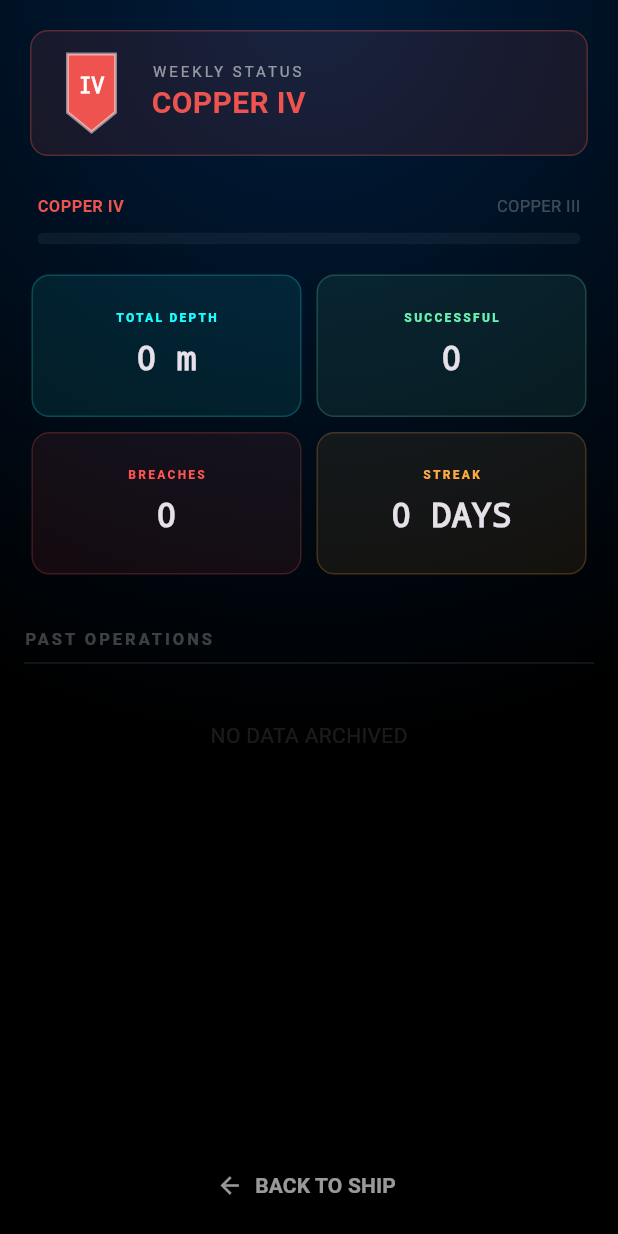
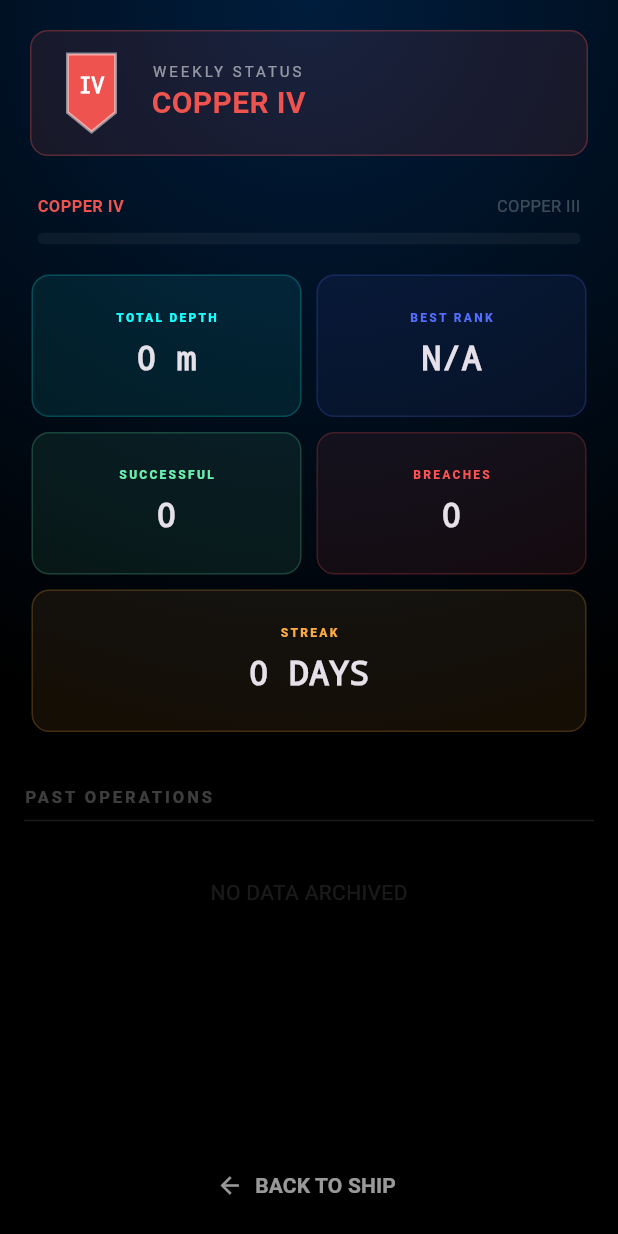
Before and after one commit to gwaibel37/Aquanimity, a Flutter app: the StatsScreen screen opened directly, on a phone screen of 412 x 824 dp. Run offline on Flutter 3.47's test engine with Material 3 defaults, Android fonts, the light colour scheme and no system bars; our stand-ins replace shared_preferences, sqflite, vibration; accounts and stored records are empty.

Commit message:
Fixed bugs n stuff

```diff
--- a/lib/main.dart
+++ b/lib/main.dart
@@ -77,7 +77,10 @@ class _MenuScreenState extends State<MenuScreen> {
     "This is my last resort.",
     "I am the one who dives.",
     "I hate sand, it's coarse and rough and irritating and it gets everywhere.",
-    "JERRY! JERRY! JERRY! JERRY!"
+    "JERRY! JERRY! JERRY! JERRY!",
+    "Why don't you get a job?",
+    "Gotta keep em' separated",
+    "Do you have the time?"
   ];
 
   @override
@@ -121,7 +124,7 @@ class _MenuScreenState extends State<MenuScreen> {
               child: Column(
                 crossAxisAlignment: CrossAxisAlignment.start,
                 children: [
-                  _helpSection(Icons.waves, 'Welcome to Aquanimity', 'Dive into the depths of the ocean in this underwater adventure game. Your goal is to explore the abyss and collect treasures while managing your oxygen and depth.', Colors.cyanAccent),
+                  _helpSection(Icons.waves, 'Welcome to Aquanimity', 'Dive into the depths of the ocean in this underwater adventure game. Your goal is to explore the abyss and collect treasures while practicing to stay off your devices.', Colors.cyanAccent),
                   const SizedBox(height: 20),
                   _helpSection(Icons.timer, 'Dive Duration', 'Set the duration of your dive in minutes. The longer you dive, the deeper you can go, but be careful - running out of oxygen ends your dive!', Colors.yellowAccent),
                   const SizedBox(height: 20),
--- a/lib/screens/stats_screen.dart
+++ b/lib/screens/stats_screen.dart
@@ -147,6 +147,9 @@ class _StatsScreenState extends State<StatsScreen> {
   @override
   Widget build(BuildContext context) {
     final currentRank = RankSystem.getRank(weeklyMeters);
+    final RankTier? bestRank = _resolveBestRank(currentRank);
+    final String bestRankLabel = bestRank != null ? "${bestRank.category} ${bestRank.subTier}" : "N/A";
+    final Color bestRankColor = bestRank?.color ?? Colors.indigoAccent;
 
     return Scaffold(
       body: AbyssalBackground(
@@ -166,12 +169,17 @@ class _StatsScreenState extends State<StatsScreen> {
                       Row(
                         children: [
                           Expanded(child: _buildStatCard("TOTAL DEPTH", "$totalDepth m", Colors.cyanAccent)),
-                          Expanded(child: _buildStatCard("SUCCESSFUL", "$success", Colors.greenAccent)),
+                          Expanded(child: _buildStatCard("BEST RANK", bestRankLabel, bestRankColor)),
                         ],
                       ),
                       Row(
                         children: [
+                          Expanded(child: _buildStatCard("SUCCESSFUL", "$success", Colors.greenAccent)),
                           Expanded(child: _buildStatCard("BREACHES", "$forfeit", Colors.redAccent)),
+                        ],
+                      ),
+                      Row(
+                        children: [
                           Expanded(child: _buildStatCard("STREAK", "$currentStreak DAYS", Colors.orangeAccent)),
                         ],
                       ),
@@ -261,6 +269,37 @@ class _StatsScreenState extends State<StatsScreen> {
     );
   }
 
+  RankTier? _rankTierFromLabel(String label) {
+    final normalized = label.trim();
+    for (final rank in RankSystem.levels) {
+      if ("${rank.category} ${rank.subTier}" == normalized) {
+        return rank;
+      }
+    }
+    return null;
+  }
+
+  RankTier? _resolveBestRank(RankTier currentRank) {
+    RankTier? best = weeklyMeters > 0 ? currentRank : null;
+
+    for (final entry in rankHistory) {
+      final parts = entry.split('|').map((part) => part.trim()).toList();
+      if (parts.length < 3) continue;
+
+      final String rankLabel = parts[2];
+      if (rankLabel.toUpperCase() == 'ARCHIVED' || rankLabel.isEmpty) continue;
+
+      final RankTier? historyRank = _rankTierFromLabel(rankLabel);
+      if (historyRank == null) continue;
+
+      if (best == null || RankSystem.levels.indexOf(historyRank) < RankSystem.levels.indexOf(best)) {
+        best = historyRank;
+      }
+    }
+
+    return best;
+  }
+
   Widget _buildHistoryList() {
     return Column(
       children: [
```
Also changed, not shown: 2 other files.
